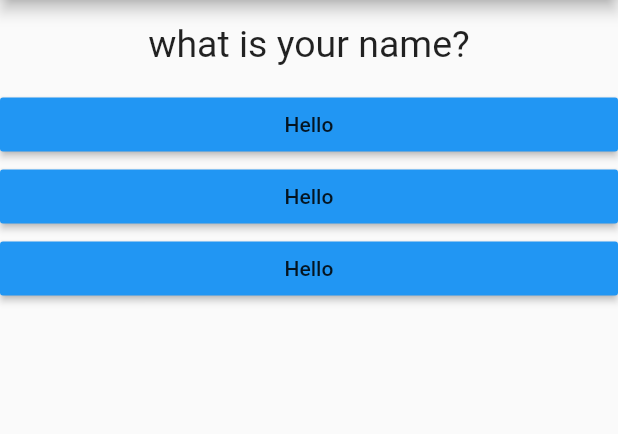
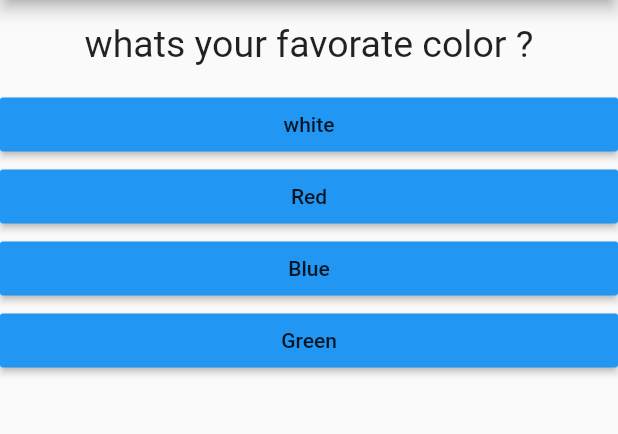
Before and after one commit to mfarhankz/start-learning-flutter, a Flutter app: the screen it shows after launch, on a phone screen of 412 x 824 dp, the part 84-518 px from its top. Run offline on Flutter 3.47's test engine with Material 2 defaults, Android fonts, the phone set to English and light mode, and no system bars.

Commit message:
add map function

```diff
--- a/first_app/lib/answer.dart
+++ b/first_app/lib/answer.dart
@@ -3,15 +3,16 @@ import 'package:flutter/material.dart';
 
 class Answer extends StatelessWidget {
   final Function selectHandler;
+  final String answerTest;
 
-  Answer(this.selectHandler);
+  Answer(this.selectHandler, this.answerTest);
   @override
   Widget build(BuildContext context) {
     return Container(
       width: double.infinity,
       child: RaisedButton(
         color: Colors.blue,
-        child: Text('Hello'),
+        child: Text(answerTest),
         onPressed: selectHandler,
       ),
     );
--- a/first_app/lib/main.dart
+++ b/first_app/lib/main.dart
@@ -14,10 +14,6 @@ class MyApp extends StatefulWidget {
 
 class _MyAppSatte extends State<MyApp> {
   var _questionIndex = 0;
-  var questions = [
-    'what is your name?',
-    'what is your father name?',
-  ];
   void _answerQuestion() {
     setState(() {
       _questionIndex = _questionIndex + 1;
@@ -28,9 +24,22 @@ class _MyAppSatte extends State<MyApp> {
   @override
   Widget build(BuildContext context) {
     var questions = [
-      'what is your name?',
-      'what is your father name?',
-      'what is your mother name?',
+      {
+        'questionText': 'what\s your favorate color ?',
+        'answers': ['white', 'Red', 'Blue', 'Green'],
+      },
+      {
+        'questionText': 'what\s your favorate day ?',
+        'answers': ['Sunday', 'Friday', 'Tuesday', 'Thusday'],
+      },
+      {
+        'questionText': 'what\s your favorate movie ?',
+        'answers': ['movie 1', 'movie 2', 'movie 3', 'movie 4'],
+      },
+      {
+        'questionText': 'what\s your favorate month ?',
+        'answers': ['Jan', 'Feb', 'Apr', 'Jun'],
+      }
     ];
     return MaterialApp(
       home: Scaffold(
@@ -40,11 +49,12 @@ class _MyAppSatte extends State<MyApp> {
         body: Column(
           children: [
             Question(
-              questions[_questionIndex],
+              questions[_questionIndex]['questionText'],
             ),
-            Answer(_answerQuestion),
-            Answer(_answerQuestion),
-            Answer(_answerQuestion),
+            ...(questions[_questionIndex]['answers'] as List<String>)
+                .map((answers) {
+              return Answer(_answerQuestion, answers);
+            }).toList()
           ],
         ),
       ),
```
Also changed, not shown: first_app/pubspec.lock.
